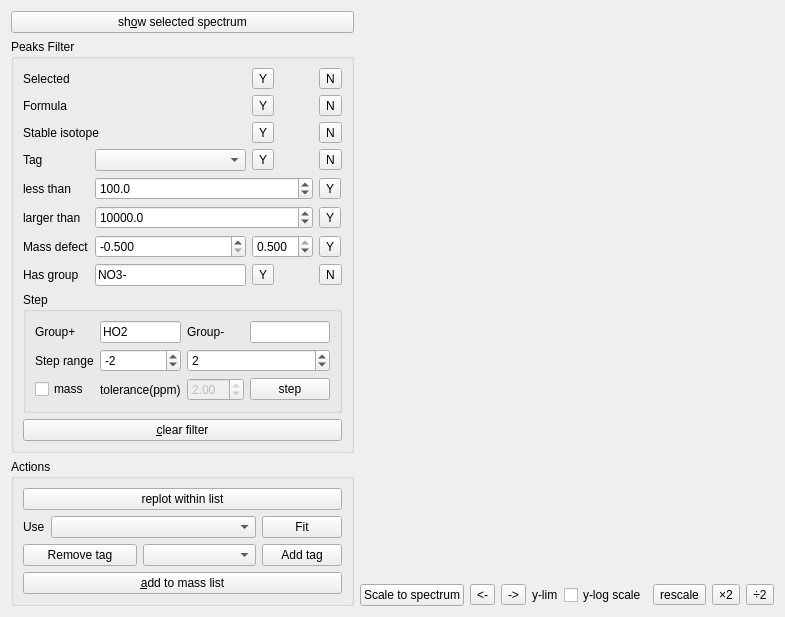
The window that Orbitool/UI/PeakFit.ui (l460289052/Orbitool) describes before a commit, drawn with Qt 5.
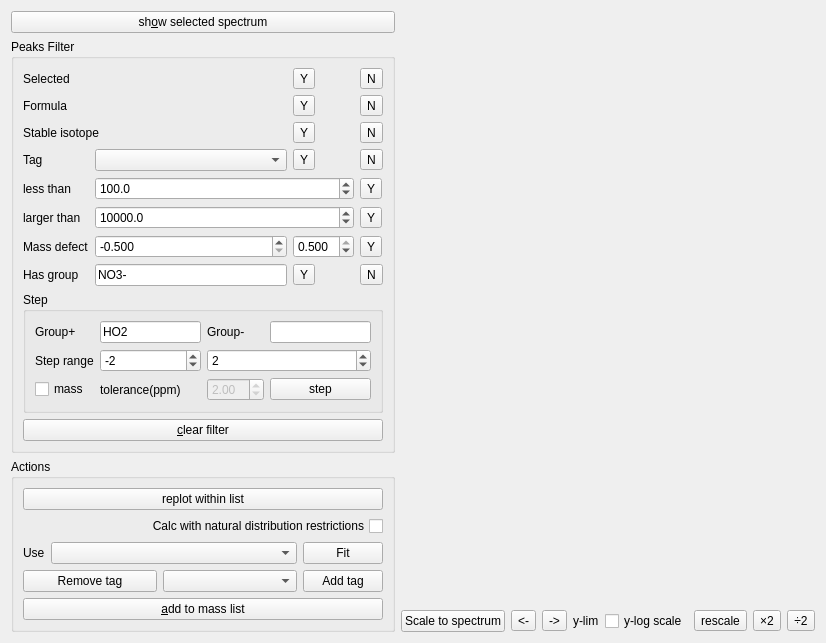
The same window after the commit.

Commit message: calc natural distribution check box

The edit to the form file:
```diff
--- a/Orbitool/UI/PeakFit.ui
+++ b/Orbitool/UI/PeakFit.ui
@@ -6,8 +6,8 @@
    <rect>
     <x>0</x>
     <y>0</y>
-    <width>735</width>
-    <height>488</height>
+    <width>826</width>
+    <height>572</height>
    </rect>
   </property>
   <property name="windowTitle">
@@ -402,6 +402,16 @@
           </property>
          </widget>
         </item>
+        <item>
+         <widget class="QCheckBox" name="calcDistributionCheckBox">
+          <property name="layoutDirection">
+           <enum>Qt::RightToLeft</enum>
+          </property>
+          <property name="text">
+           <string>Calc with natural distribution restrictions</string>
+          </property>
+         </widget>
+        </item>
         <item>
          <layout class="QHBoxLayout" name="horizontalLayout_3">
           <item>
```
The commit also changes 4 other files.
